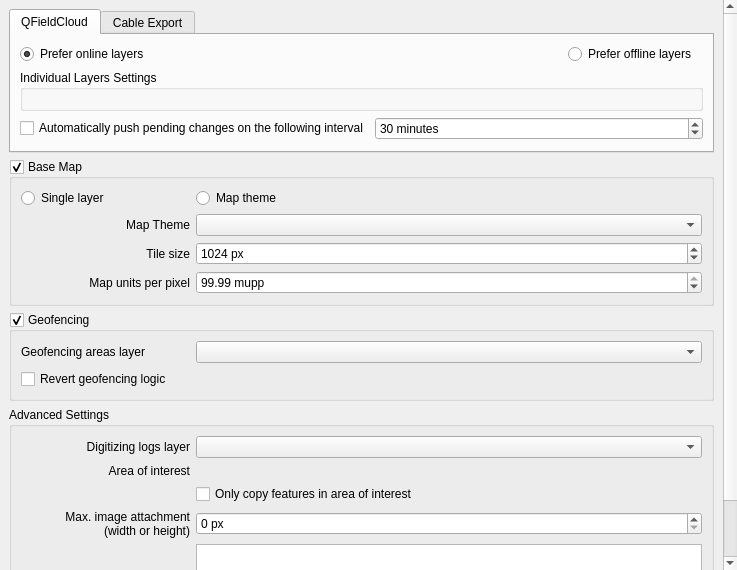
Old version of the form qfieldsync/ui/project_configuration_widget.ui in the repository opengisch/qfieldsync.
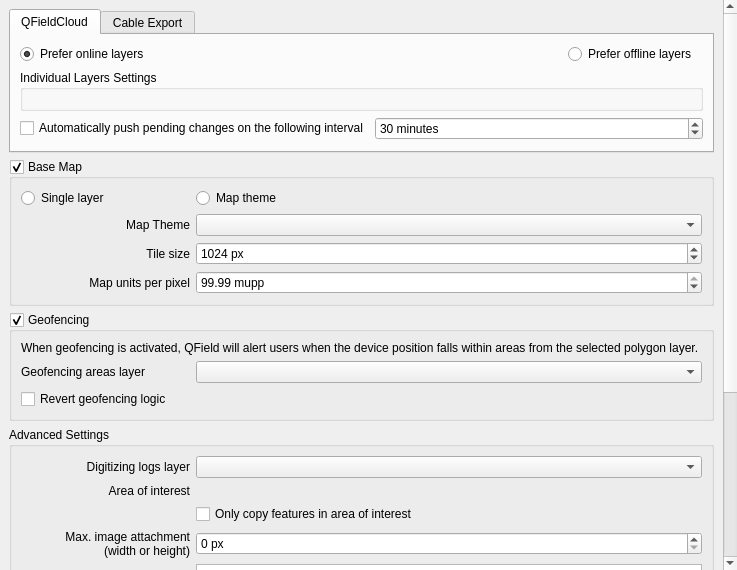
New version of the form. Custom widgets are drawn as their Qt base class.

Commit message: Add introductory text to the functionality

Patch:
```diff
--- a/qfieldsync/ui/project_configuration_widget.ui
+++ b/qfieldsync/ui/project_configuration_widget.ui
@@ -368,17 +368,27 @@
           <bool>true</bool>
          </property>
          <layout class="QGridLayout" name="geofencingGridLayout" columnstretch="1,3">
-          <item row="0" column="0">
+          <item row="0" column="0" colspan="2">
+           <widget class="QLabel" name="geofencingIntroductionLabel">
+            <property name="text">
+             <string>When geofencing is activated, QField will alert users when the device position falls within areas from the selected polygon layer.</string>
+            </property>
+            <property name="wordWrap">
+             <bool>true</bool>
+            </property>
+           </widget>
+          </item>
+          <item row="1" column="0">
            <widget class="QLabel" name="geofencingLayerLabel">
             <property name="text">
              <string>Geofencing areas layer</string>
             </property>
            </widget>
           </item>
-          <item row="0" column="1">
+          <item row="1" column="1">
            <widget class="QgsMapLayerComboBox" name="geofencingLayerComboBox"/>
           </item>
-          <item row="1" column="0" colspan="2">
+          <item row="2" column="0" colspan="2">
            <widget class="QCheckBox" name="geofencingInvertLogicCheckBox">
             <property name="text">
              <string>Revert geofencing logic</string>
```
